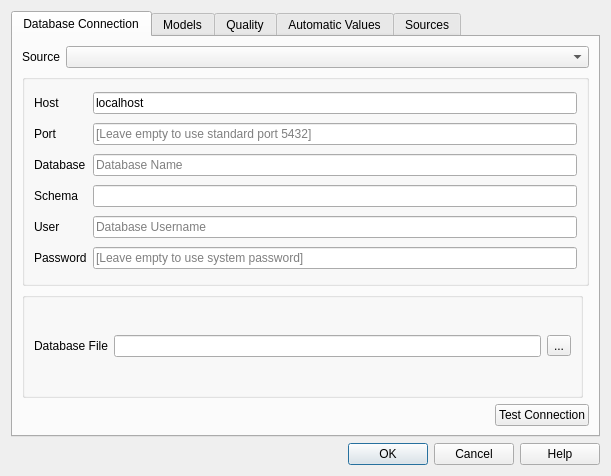
Before: the Qt Designer form asistente_ladm_col/ui/settings_dialog.ui in SwissTierrasColombia/Asistente-LADM-COL, drawn with Qt 5.
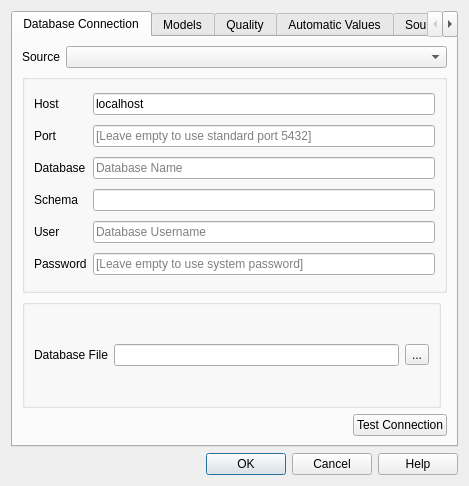
After: the same form once the commit is applied. Icons and pictures are not drawn. Custom widgets are drawn as their Qt base class.

The edit to the form file:
```diff
--- a/asistente_ladm_col/ui/settings_dialog.ui
+++ b/asistente_ladm_col/ui/settings_dialog.ui
@@ -6,8 +6,8 @@
    <rect>
     <x>0</x>
     <y>0</y>
-    <width>611</width>
-    <height>476</height>
+    <width>469</width>
+    <height>486</height>
    </rect>
   </property>
   <property name="sizePolicy">
```
